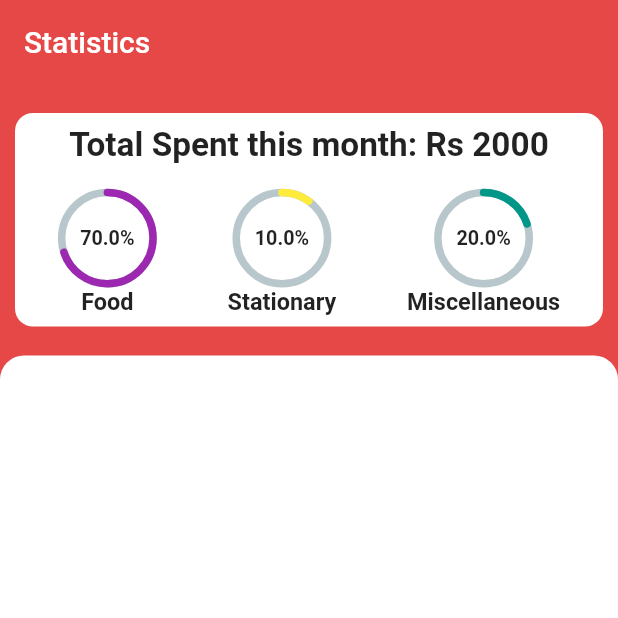
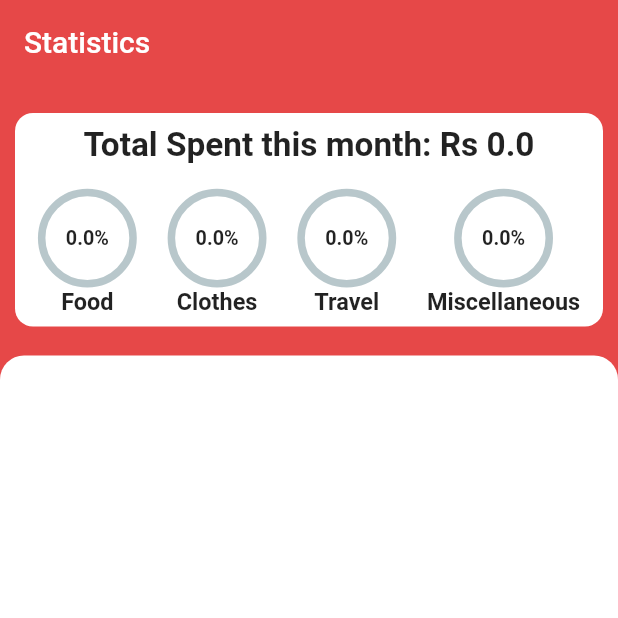
Before and after one commit to srinjoyghosh-bot/budget_app, a Flutter app: the StatsScreen screen opened directly, on a phone screen of 412 x 824 dp, the top half of it. Run offline on Flutter 3.47's test engine with Material 2 defaults, Android fonts, the phone set to English and light mode, and no system bars; drawn by our look-alikes of percent_indicator; our stand-ins replace calendar_timeline, dio, get_it, shared_preferences; accounts and stored records are empty; network calls fail.

Commit message:
fix bugs and improve code

```diff
--- a/lib/view_models/main_viewmodel.dart
+++ b/lib/view_models/main_viewmodel.dart
@@ -17,6 +17,7 @@ class MainViewModel extends BaseViewModel {
   List<Transaction>? _transactionsBody;
   List<Transaction>? _monthlyTransactions;
   double _total = 0, _food = 0, _clothes = 0, _travel = 0, _miscellaneous = 0;
+  int pageIndex = 0;
 
   DateTime _selectedDate = DateTime.now();
   String _budget = '0';
@@ -43,6 +44,11 @@ class MainViewModel extends BaseViewModel {
 
   setSelectedDate(DateTime date) {
     _selectedDate = date;
+    notifyListeners();
+  }
+
+  setPage(int index) {
+    pageIndex = index;
     notifyListeners();
   }
 
@@ -99,6 +105,8 @@ class MainViewModel extends BaseViewModel {
   double get travel => _travel;
 
   double get miscellaneous => _miscellaneous;
+
+  int get index => pageIndex;
 
   Future<bool> fetchProfile() async {
     String id = _storageService.currentUserId;
--- a/lib/views/add_transaction_screen.dart
+++ b/lib/views/add_transaction_screen.dart
@@ -2,6 +2,7 @@ import 'package:budget_app/constants/enums.dart';
 import 'package:budget_app/size_config.dart';
 import 'package:budget_app/util/snackbars.dart';
 import 'package:budget_app/view_models/main_viewmodel.dart';
+import 'package:budget_app/views/main_screen.dart';
 import 'package:flutter/material.dart';
 import 'package:provider/provider.dart';
 
@@ -31,7 +32,7 @@ class _AddTransactionScreenState extends State<AddTransactionScreen> {
     final result = await _model.createTransaction(
         title, amount, selectedType, selectedCategory);
     if (result) {
-      Navigator.of(context).pop();
+      Navigator.of(context).pushReplacementNamed(MainScreen.id);
       showSuccessSnackbar('Transaction added!', context);
     } else {
       showErrorSnackbar(_model.errorMessage, context);
--- a/lib/views/stats_screen.dart
+++ b/lib/views/stats_screen.dart
@@ -1,5 +1,7 @@
+import 'package:budget_app/view_models/main_viewmodel.dart';
 import 'package:budget_app/views/widgets/expenditure_summary_tile.dart';
 import 'package:flutter/material.dart';
+import 'package:provider/provider.dart';
 
 import '../size_config.dart';
 import '../styles.dart';
@@ -12,8 +14,11 @@ class StatsScreen extends StatefulWidget {
 }
 
 class _StatsScreenState extends State<StatsScreen> {
+  late MainViewModel _model;
+
   @override
   Widget build(BuildContext context) {
+    _model = Provider.of<MainViewModel>(context);
     return Scaffold(
       backgroundColor: brandColor,
       appBar: AppBar(
@@ -36,7 +41,13 @@ class _StatsScreenState extends State<StatsScreen> {
           //   padding: EdgeInsets.symmetric(
           //       horizontal: SizeConfig.blockSizeHorizontal * 5),
           // )),
-          const ExpenditureSummaryTile(),
+          ExpenditureSummaryTile(
+            total: _model.total,
+            food: _model.food,
+            clothes: _model.clothes,
+            miscellaneous: _model.miscellaneous,
+            travel: _model.travel,
+          ),
           SizedBox(height: SizeConfig.blockSizeVertical * 0.4),
           Expanded(
               child: Container(
--- a/lib/views/widgets/expenditure_summary_tile.dart
+++ b/lib/views/widgets/expenditure_summary_tile.dart
@@ -3,7 +3,15 @@ import 'package:flutter/material.dart';
 import 'package:percent_indicator/circular_percent_indicator.dart';
 
 class ExpenditureSummaryTile extends StatelessWidget {
-  const ExpenditureSummaryTile({Key? key}) : super(key: key);
+  const ExpenditureSummaryTile(
+      {Key? key,
+      required this.total,
+      required this.food,
+      required this.clothes,
+      required this.miscellaneous,
+      required this.travel})
+      : super(key: key);
+  final double total, food, clothes, travel, miscellaneous;
 
   @override
   Widget build(BuildContext context) {
@@ -29,73 +37,24 @@ class ExpenditureSummaryTile extends StatelessWidget {
           // ),
           FittedBox(
             fit: BoxFit.scaleDown,
-            child: Text(
-              'Total Spent this month: Rs 2000',
-              style: TextStyle(
-                  fontWeight: FontWeight.bold,
-                  fontSize: SizeConfig.blockSizeVertical * 2.7),
+            child: FittedBox(
+              fit: BoxFit.scaleDown,
+              child: Text(
+                'Total Spent this month: Rs $total',
+                style: TextStyle(
+                    fontWeight: FontWeight.bold,
+                    fontSize: SizeConfig.blockSizeVertical * 2.7),
+              ),
             ),
           ),
           SizedBox(height: SizeConfig.blockSizeVertical * 2),
           Row(
             mainAxisAlignment: MainAxisAlignment.spaceAround,
             children: [
-              CircularPercentIndicator(
-                radius: SizeConfig.blockSizeVertical * 4,
-                lineWidth: 5.0,
-                animation: true,
-                percent: 0.7,
-                center: Text(
-                  "70.0%",
-                  style: TextStyle(
-                      fontWeight: FontWeight.bold,
-                      fontSize: SizeConfig.blockSizeVertical * 1.6),
-                ),
-                footer:  Text(
-                  "Food",
-                  style: TextStyle(fontWeight: FontWeight.bold, fontSize: SizeConfig.blockSizeVertical * 1.9),
-                ),
-                circularStrokeCap: CircularStrokeCap.round,
-                progressColor: Colors.purple,
-              ),
-              CircularPercentIndicator(
-                radius: SizeConfig.blockSizeVertical * 4,
-                lineWidth: 5.0,
-                animation: true,
-                percent: 0.1,
-                center: Text(
-                  "10.0%",
-                  style: TextStyle(
-                      fontWeight: FontWeight.bold,
-                      fontSize: SizeConfig.blockSizeVertical * 1.6),
-                ),
-                footer:  Text(
-                  "Stationary",
-                  style: TextStyle(fontWeight: FontWeight.bold, fontSize: SizeConfig.blockSizeVertical * 1.9),
-                ),
-                circularStrokeCap: CircularStrokeCap.round,
-                progressColor: Colors.yellow,
-              ),
-              CircularPercentIndicator(
-                radius: SizeConfig.blockSizeVertical * 4,
-                lineWidth: 5.0,
-                animation: true,
-                percent: 0.2,
-                center: Text(
-                  "20.0%",
-                  style: TextStyle(
-                      fontWeight: FontWeight.bold,
-                      fontSize: SizeConfig.blockSizeVertical * 1.6),
-                ),
-                footer: Text(
-                  "Miscellaneous",
-                  style: TextStyle(
-                      fontWeight: FontWeight.bold,
-                      fontSize: SizeConfig.blockSizeVertical * 1.9),
-                ),
-                circularStrokeCap: CircularStrokeCap.round,
-                progressColor: Colors.teal,
-              ),
+              circularIndicator(food, Colors.purple, 'Food'),
+              circularIndicator(clothes, Colors.yellow, 'Clothes'),
+              circularIndicator(travel, Colors.blueAccent, 'Travel'),
+              circularIndicator(miscellaneous, Colors.teal, 'Miscellaneous')
             ],
           ),
           // SfCircularChart(
@@ -116,4 +75,34 @@ class ExpenditureSummaryTile extends StatelessWidget {
       ),
     );
   }
+
+  Widget circularIndicator(double value, Color color, String title) {
+    return CircularPercentIndicator(
+      radius: SizeConfig.blockSizeVertical * 4,
+      lineWidth: 5.0,
+      animation: true,
+      percent: total == 0
+          ? 0
+          : (value / total) > 1
+              ? 1
+              : (value / total),
+      center: Text(
+        "${((total == 0 ? 0 : value / total) * 100).toStringAsFixed(1)}%",
+        style: TextStyle(
+            fontWeight: FontWeight.bold,
+            fontSize: SizeConfig.blockSizeVertical * 1.6),
+      ),
+      footer: FittedBox(
+        fit: BoxFit.scaleDown,
+        child: Text(
+          title,
+          style: TextStyle(
+              fontWeight: FontWeight.bold,
+              fontSize: SizeConfig.blockSizeVertical * 1.9),
+        ),
+      ),
+      circularStrokeCap: CircularStrokeCap.round,
+      progressColor: color,
+    );
+  }
 }
```
Also changed, not shown: lib/views/main_screen.dart (+23 -104 lines), lib/views/transactions_screen.dart (+7 -0 lines).
